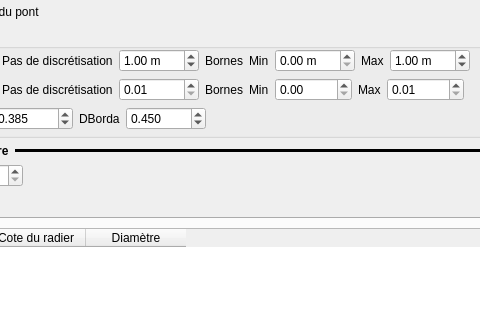
First picture: the form in ui/structures/ui_borda_bu.ui, repository Artelia/Mascaret, before the edit; both pictures show x 126 to 606 and y 0 to 320 of the 762 by 777 pixel window.
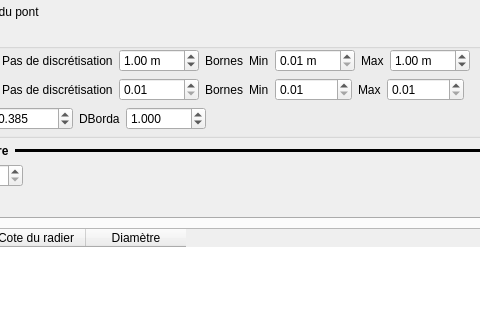
Second picture: the form after the edit.

Commit message:
limitation of borda law
add minimum h

The edit to the form file:
```diff
--- a/ui/structures/ui_borda_bu.ui
+++ b/ui/structures/ui_borda_bu.ui
@@ -177,6 +177,9 @@
               <property name="suffix">
                <string> m</string>
               </property>
+              <property name="minimum">
+               <double>0.010000000000000</double>
+              </property>
               <property name="maximum">
                <double>10000.000000000000000</double>
               </property>
@@ -250,6 +253,9 @@
                 <height>16777215</height>
                </size>
               </property>
+              <property name="minimum">
+               <double>0.010000000000000</double>
+              </property>
               <property name="maximum">
                <double>10000.000000000000000</double>
               </property>
@@ -355,7 +361,7 @@
              <double>0.100000000000000</double>
             </property>
             <property name="value">
-             <double>0.450000000000000</double>
+             <double>1.000000000000000</double>
             </property>
            </widget>
           </item>
```
The commit also changes 12 other files.
